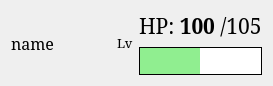
Qt form ship_status.ui (papamitra/kcviewer_py3) before a commit.
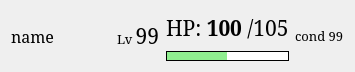
The same form after that commit.

Commit message: ship_status.ui: condition追加

Diff of the .ui file:
```diff
--- a/ship_status.ui
+++ b/ship_status.ui
@@ -6,7 +6,7 @@
    <rect>
     <x>0</x>
     <y>0</y>
-    <width>258</width>
+    <width>277</width>
     <height>72</height>
    </rect>
   </property>
@@ -67,7 +67,7 @@
    <item>
     <widget class="QLabel" name="ship_lv">
      <property name="text">
-      <string>Lv</string>
+      <string>&lt;html&gt;&lt;head/&gt;&lt;body&gt;&lt;p&gt;Lv &lt;span style=&quot; font-size:16pt;&quot;&gt;99&lt;/span&gt;&lt;/p&gt;&lt;/body&gt;&lt;/html&gt;</string>
      </property>
     </widget>
    </item>
@@ -94,6 +94,18 @@
      </item>
      <item>
       <widget class="QProgressBar" name="hp_bar">
+       <property name="minimumSize">
+        <size>
+         <width>0</width>
+         <height>10</height>
+        </size>
+       </property>
+       <property name="maximumSize">
+        <size>
+         <width>16777215</width>
+         <height>10</height>
+        </size>
+       </property>
        <property name="styleSheet">
         <string notr="true">QProgressBar{
     border: 1px solid black;
@@ -115,6 +127,13 @@
      </item>
     </layout>
    </item>
+   <item>
+    <widget class="QLabel" name="ship_cond">
+     <property name="text">
+      <string>&lt;html&gt;&lt;head/&gt;&lt;body&gt;&lt;p&gt;cond 99&lt;/p&gt;&lt;/body&gt;&lt;/html&gt;</string>
+     </property>
+    </widget>
+   </item>
   </layout>
   <zorder>ship_name</zorder>
   <zorder>horizontalSpacer</zorder>
```
Left out of the diff: 1 changed line with no effect on the pictures.
